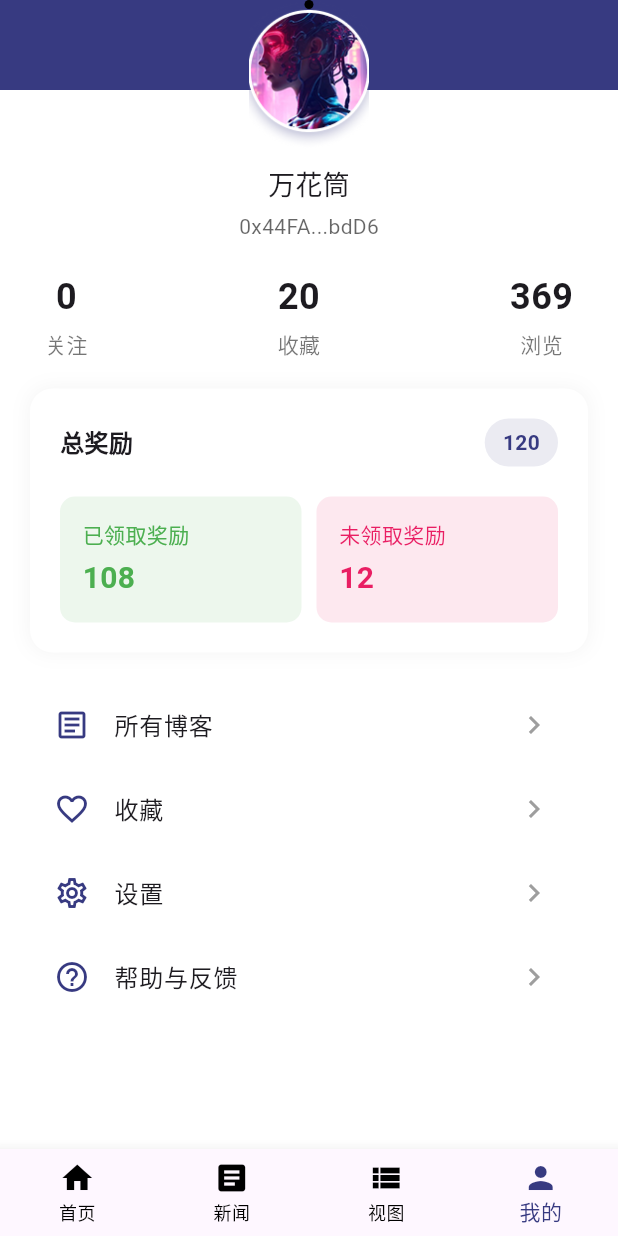
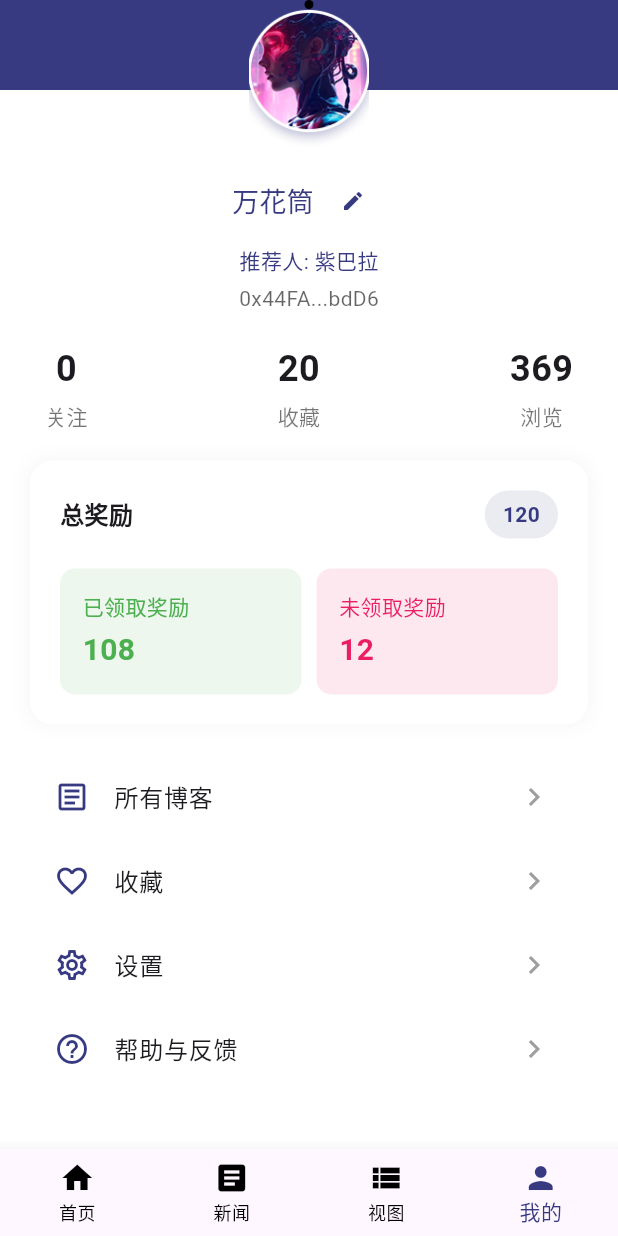
Before and after one commit to SunburstMeoga/earndia-dapp, a Flutter app: the screen it shows after launch, item 4 of the bottom bar chosen, on a phone screen of 412 x 824 dp. Run offline on Flutter 3.47's test engine with Material 3 defaults, Android fonts, the light colour scheme and no system bars; our stand-ins replace qr_flutter; missing offline and left inert: walletconnect_dart, web3dart.

Commit message:
feat: Enhance ProfileHeader with name editing functionality
- Add edit name dialog with TextField for user name modification
- Implement inline edit icon next to user name
- Display recommended user information
- Style updates to improve visual consistency

```diff
--- a/lib/widgets/profile/profile_header.dart
+++ b/lib/widgets/profile/profile_header.dart
@@ -4,6 +4,56 @@ import 'package:earndia_app/constants/colors.dart';
 
 class ProfileHeader extends StatelessWidget {
   const ProfileHeader({super.key});
+
+  void _showEditNameDialog(BuildContext context, String currentName) {
+    final TextEditingController controller =
+        TextEditingController(text: currentName);
+
+    showDialog(
+      context: context,
+      builder: (context) => AlertDialog(
+        title: const Text(
+          '修改名字',
+          style: TextStyle(
+            color: AppColors.primary,
+            fontSize: 18,
+            fontWeight: FontWeight.w500,
+          ),
+        ),
+        content: TextField(
+          controller: controller,
+          decoration: const InputDecoration(
+            hintText: '请输入新的名字',
+            enabledBorder: UnderlineInputBorder(
+              borderSide: BorderSide(color: AppColors.primary),
+            ),
+            focusedBorder: UnderlineInputBorder(
+              borderSide: BorderSide(color: AppColors.primary),
+            ),
+          ),
+        ),
+        actions: [
+          TextButton(
+            onPressed: () => Navigator.pop(context),
+            child: const Text(
+              '取消',
+              style: TextStyle(color: Colors.grey),
+            ),
+          ),
+          TextButton(
+            onPressed: () {
+              // TODO: 实现保存名字的逻辑
+              Navigator.pop(context);
+            },
+            child: const Text(
+              '确定',
+              style: TextStyle(color: AppColors.primary),
+            ),
+          ),
+        ],
+      ),
+    );
+  }
 
   @override
   Widget build(BuildContext context) {
@@ -41,11 +91,36 @@ class ProfileHeader extends StatelessWidget {
           ],
         ),
         const SizedBox(height: 10),
-        const Text(
-          '万花筒',
+        Row(
+          mainAxisSize: MainAxisSize.min,
+          mainAxisAlignment: MainAxisAlignment.center,
+          children: [
+            Text(
+              '万花筒',
+              style: TextStyle(
+                fontSize: 18,
+                fontWeight: FontWeight.w500,
+                color: AppColors.primary,
+              ),
+            ),
+            IconButton(
+              padding: const EdgeInsets.only(left: 4),
+              constraints: const BoxConstraints(),
+              icon: Icon(
+                Icons.edit,
+                size: 16,
+                color: AppColors.primary,
+              ),
+              onPressed: () => _showEditNameDialog(context, '万花筒'),
+            ),
+          ],
+        ),
+        const SizedBox(height: 5),
+        Text(
+          '推荐人: 紫巴拉',
           style: TextStyle(
-            fontSize: 18,
-            fontWeight: FontWeight.w500,
+            color: AppColors.primary,
+            fontSize: 14,
           ),
         ),
         const SizedBox(height: 5),
```
